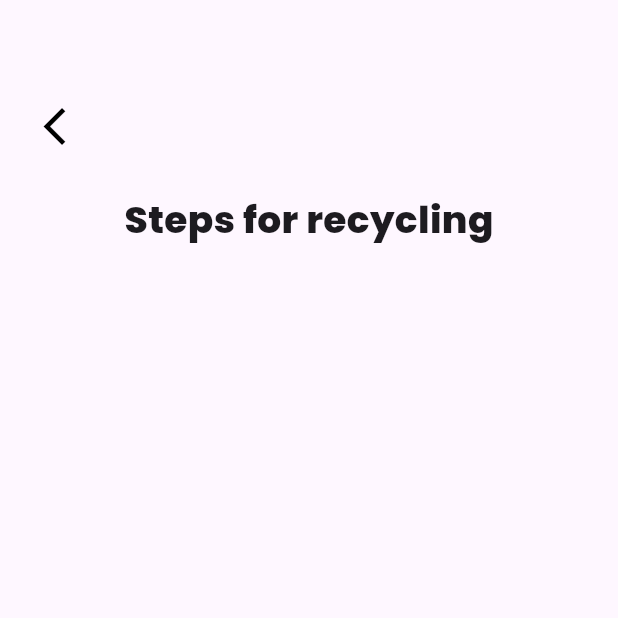
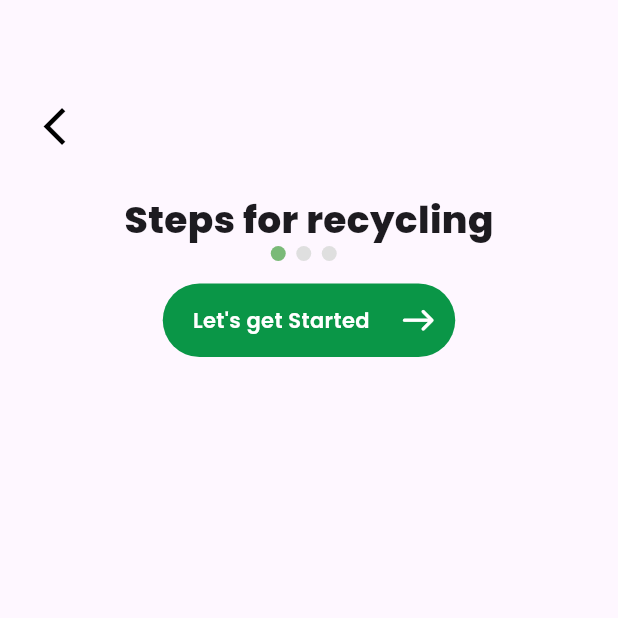
Before and after one commit to Codewire-github/SecondLife-front, a Flutter app: the GuideScreen screen opened directly, on a phone screen of 412 x 824 dp, the top half of it. Run offline on Flutter 3.47's test engine with Material 3 defaults, Android fonts, the phone set to English and light mode, and no system bars; our stand-ins replace camera, dio, dotted_line, get, google_fonts, google_nav_bar and 4 more; missing offline and left inert: dart:ffi, flutter_barcode_scanner.

Commit message:
For merging

```diff
--- /dev/null
+++ b/lib/API/route_addresses.dart
@@ -0,0 +1,3 @@
+String userCreate = "/singUp";
+String login = "/login";
+String orgCreate = '/org';
--- a/lib/screens/info_screen/guideScreen.dart
+++ b/lib/screens/info_screen/guideScreen.dart
@@ -1,5 +1,8 @@
 import 'package:flutter/material.dart';
+import 'package:get/route_manager.dart';
+import 'package:secondlife/common/colors.dart';
 import 'package:secondlife/common/widgets/back_button.dart';
+import 'package:secondlife/screens/info_screen/videosSuggestions.dart';
 
 class GuideScreen extends StatefulWidget {
   const GuideScreen({super.key});
@@ -9,6 +12,23 @@ class GuideScreen extends StatefulWidget {
 }
 
 class _GuideScreenState extends State<GuideScreen> {
+  int stepNo = 0;
+  List<Map<String, String>> responseData = [
+    {"title": "Hello"},
+    {"title": "Hi"},
+    {"title": "Hi"}
+  ];
+
+  String getButtonText(int stepNo) {
+    if (stepNo == 0) {
+      return "Let's get Started";
+    } else if (stepNo == responseData.length - 1) {
+      return "Done";
+    } else {
+      return "Next";
+    }
+  }
+
   @override
   Widget build(BuildContext context) {
     return Scaffold(
@@ -19,6 +39,74 @@ class _GuideScreenState extends State<GuideScreen> {
             "Steps for recycling",
             style: TextStyle(fontSize: 25, fontWeight: FontWeight.w800),
           ),
+          Container(
+            child: Column(
+              children: [
+                SizedBox(
+                    height: 10,
+                    child: Row(
+                      mainAxisAlignment: MainAxisAlignment.center,
+                      children: List.generate(responseData.length, (index) {
+                        return Container(
+                          height: 10,
+                          width: 10,
+                          margin: const EdgeInsets.only(right: 7),
+                          decoration: BoxDecoration(
+                            borderRadius: BorderRadius.circular(30),
+                            color: index == stepNo
+                                ? secondaryGreenColor
+                                : const Color.fromARGB(255, 223, 223, 223),
+                          ),
+                        );
+                      }),
+                    )),
+                Padding(
+                  padding: const EdgeInsets.only(top: 15),
+                  child: Row(
+                    mainAxisAlignment: MainAxisAlignment.center,
+                    children: [
+                      GestureDetector(
+                        onTap: () {
+                          stepNo == responseData.length - 1
+                              ? Get.to(() => VideoSuggestionsScreen())
+                              : setState(() {
+                                  stepNo += 1;
+                                });
+                        },
+                        child: AnimatedContainer(
+                          duration: Duration(milliseconds: 300),
+                          padding: const EdgeInsets.fromLTRB(20, 12, 12, 12),
+                          decoration: BoxDecoration(
+                              borderRadius: BorderRadius.circular(30),
+                              color: stepNo != responseData.length - 1
+                                  ? primaryGreenColor
+                                  : Colors.black),
+                          child: Row(
+                            children: [
+                              Text(
+                                getButtonText(stepNo),
+                                style: TextStyle(
+                                    color: Colors.white,
+                                    fontWeight: FontWeight.w600),
+                              ),
+                              const SizedBox(width: 20),
+                              Icon(
+                                stepNo == responseData.length - 1
+                                    ? Icons.done_rounded
+                                    : Icons.east_rounded,
+                                color: Colors.white,
+                                size: 25,
+                              ),
+                            ],
+                          ),
+                        ),
+                      ),
+                    ],
+                  ),
+                )
+              ],
+            ),
+          ),
         ],
       ),
     );
```
Also changed, not shown: lib/API/user_requests.dart (added, +36 -0 lines), lib/screens/info_screen/videosSuggestions.dart (added, +75 -0 lines).
